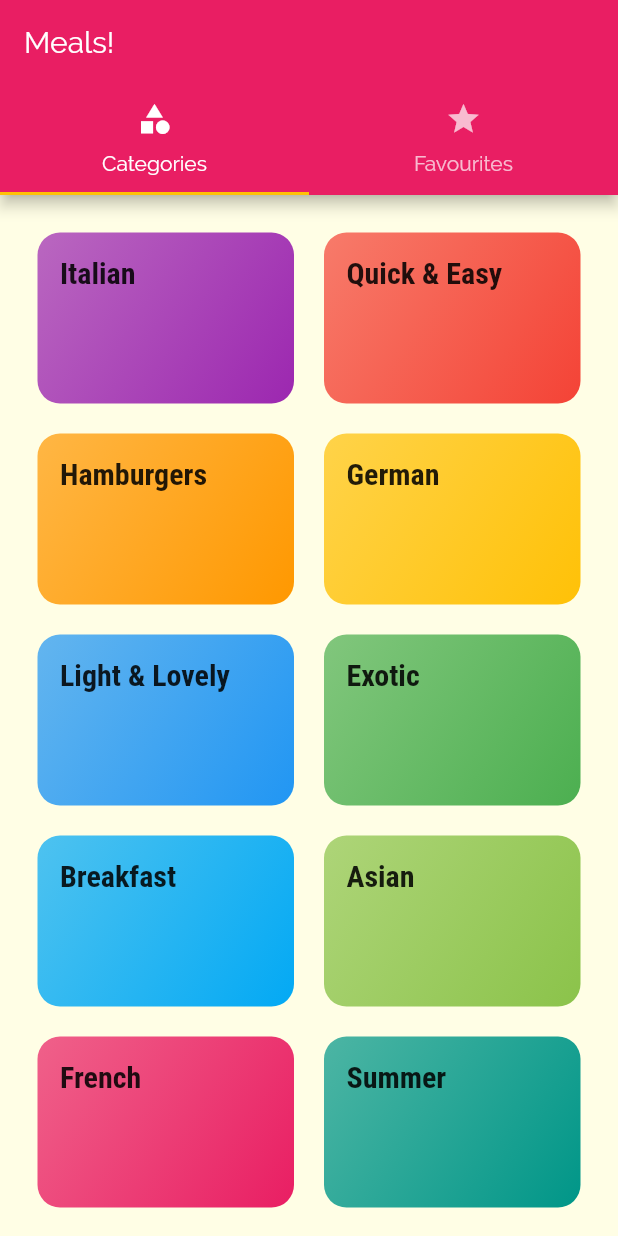
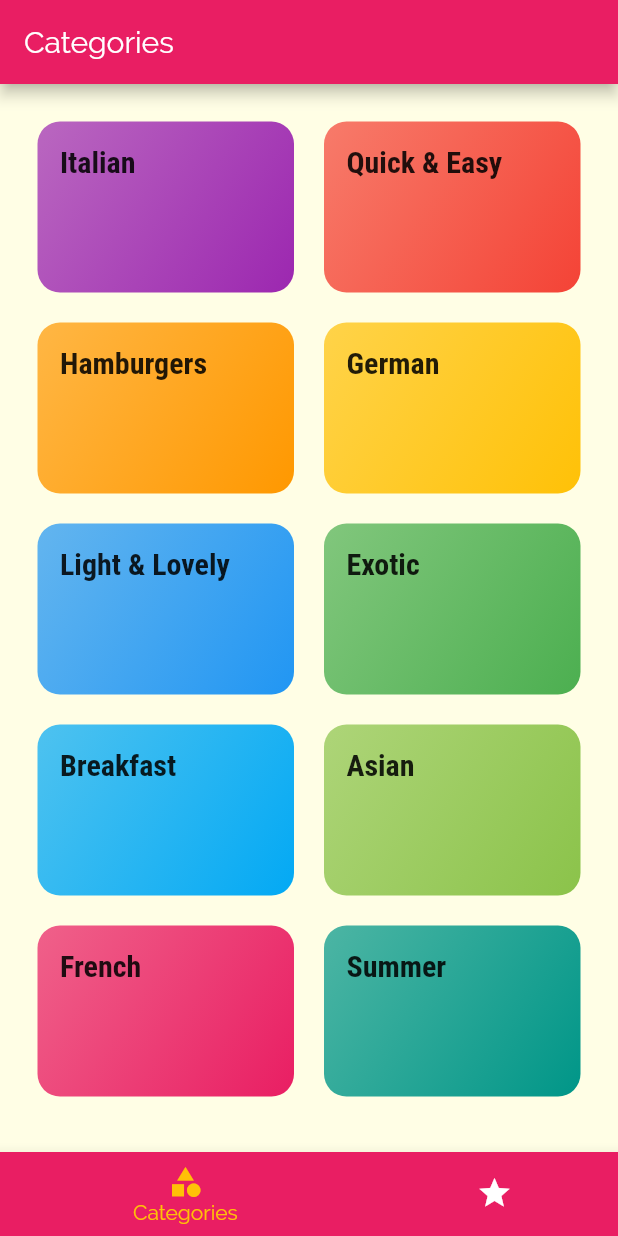
Before and after one commit to shamilihsan/meal_app, a Flutter app: the screen it shows after launch, on a phone screen of 412 x 824 dp. Run offline on Flutter 3.47's test engine with Material 2 defaults, Android fonts, the phone set to English and light mode, and no system bars.

```diff
--- a/lib/screens/tabs_screen.dart
+++ b/lib/screens/tabs_screen.dart
@@ -8,32 +8,51 @@ class TabsScreen extends StatefulWidget {
 }
 
 class _TabsScreenState extends State<TabsScreen> {
+  final List<Map<String, Object>> _pages = [
+    {
+      'page': CategoriesScreen(),
+      'title': 'Categories',
+    },
+    {
+      'page': FavouriteScreen(),
+      'title': 'Favvourites',
+    },
+  ];
+
+  int _selectedPageIndex = 0;
+
+  void _selectPage(int index) {
+    setState(() {
+      _selectedPageIndex = index;
+    });
+  }
+
   @override
   Widget build(BuildContext context) {
-    return DefaultTabController(
-      length: 2,
-      child: Scaffold(
-        appBar: AppBar(
-          title: Text('Meals!'),
-          bottom: TabBar(
-            tabs: <Widget>[
-              Tab(
-                icon: Icon(Icons.category),
-                text: 'Categories',
-              ),
-              Tab(
-                icon: Icon(Icons.star),
-                text: 'Favourites',
-              )
-            ],
+    return Scaffold(
+      appBar: AppBar(
+        title: Text(_pages[_selectedPageIndex]['title']),
+      ),
+      body: _pages[_selectedPageIndex]['page'],
+      bottomNavigationBar: BottomNavigationBar(
+        onTap: _selectPage,
+        backgroundColor: Theme.of(context).primaryColor,
+        unselectedItemColor: Colors.white,
+        selectedItemColor: Theme.of(context).accentColor,
+        currentIndex: _selectedPageIndex,
+        type: BottomNavigationBarType.shifting,
+        items: [
+          BottomNavigationBarItem(
+            backgroundColor: Theme.of(context).primaryColor,
+            icon: Icon(Icons.category),
+            title: Text('Categories'),
           ),
-        ),
-        body: TabBarView(
-          children: <Widget>[
-            CategoriesScreen(),
-            FavouriteScreen(),
-          ],
-        ),
+          BottomNavigationBarItem(
+            backgroundColor: Theme.of(context).primaryColor,
+            icon: Icon(Icons.star),
+            title: Text('Favourites'),
+          ),
+        ],
       ),
     );
   }
```
